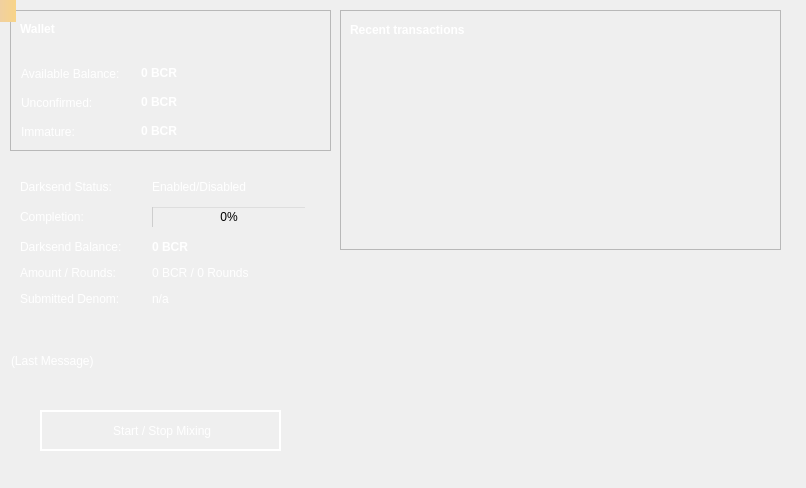
The window that src/qt/forms/overviewpage.ui (thelonecrouton/bitcredit) describes before a commit, drawn with Qt 5.
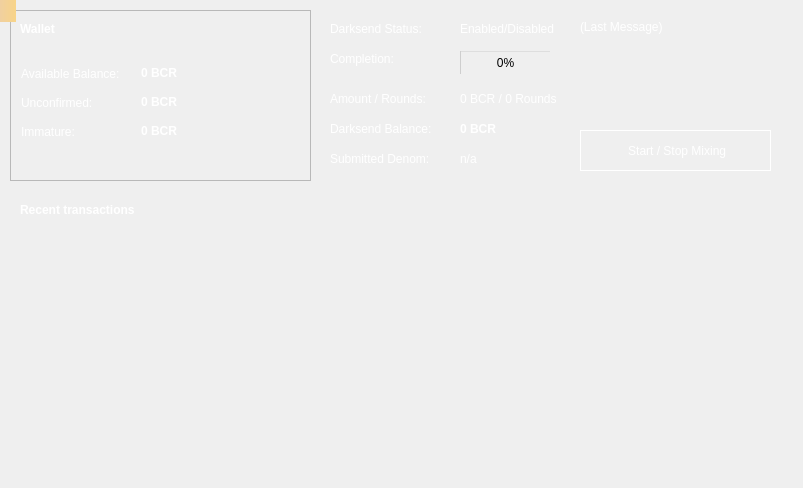
The same window after the commit.

Commit message: overview noodling

The edit to the form file:
```diff
--- a/src/qt/forms/overviewpage.ui
+++ b/src/qt/forms/overviewpage.ui
@@ -6,7 +6,7 @@
    <rect>
     <x>0</x>
     <y>0</y>
-    <width>806</width>
+    <width>803</width>
     <height>488</height>
    </rect>
   </property>
@@ -44,10 +44,10 @@
   <widget class="QFrame" name="frameDarksend">
    <property name="geometry">
     <rect>
-     <x>10</x>
-     <y>170</y>
-     <width>321</width>
-     <height>291</height>
+     <x>320</x>
+     <y>10</y>
+     <width>461</width>
+     <height>171</height>
     </rect>
    </property>
    <property name="maximumSize">
@@ -68,15 +68,15 @@
    <widget class="QLabel" name="darksendStatus">
     <property name="geometry">
      <rect>
-      <x>1</x>
-      <y>184</y>
-      <width>288</width>
-      <height>51</height>
+      <x>260</x>
+      <y>10</y>
+      <width>191</width>
+      <height>61</height>
      </rect>
     </property>
     <property name="minimumSize">
      <size>
-      <width>288</width>
+      <width>150</width>
       <height>43</height>
      </size>
     </property>
@@ -93,27 +93,37 @@
      <bool>true</bool>
     </property>
    </widget>
-   <widget class="QWidget" name="">
+   <widget class="QPushButton" name="toggleDarksend">
     <property name="geometry">
      <rect>
-      <x>10</x>
-      <y>10</y>
-      <width>321</width>
-      <height>231</height>
+      <x>260</x>
+      <y>120</y>
+      <width>191</width>
+      <height>41</height>
      </rect>
     </property>
-    <layout class="QFormLayout" name="formLayout">
-     <property name="fieldGrowthPolicy">
-      <enum>QFormLayout::AllNonFixedFieldsGrow</enum>
-     </property>
-     <property name="horizontalSpacing">
-      <number>30</number>
-     </property>
-     <property name="verticalSpacing">
-      <number>12</number>
-     </property>
-     <item row="2" column="0">
+    <property name="sizePolicy">
+     <sizepolicy hsizetype="Fixed" vsizetype="Fixed">
+      <horstretch>0</horstretch>
+      <verstretch>0</verstretch>
+     </sizepolicy>
+    </property>
+    <property name="styleSheet">
+     <string notr="true">border: 1px solid white; color: rgb(255, 255, 255);</string>
+    </property>
+    <property name="text">
+     <string> Start / Stop Mixing</string>
+    </property>
+   </widget>
       <widget class="QLabel" name="label_7">
+    <property name="geometry">
+     <rect>
+      <x>10</x>
+      <y>10</y>
+      <width>101</width>
+      <height>17</height>
+     </rect>
+    </property>
        <property name="styleSheet">
         <string notr="true">color: rgb(255, 255, 255);</string>
        </property>
@@ -121,9 +131,31 @@
         <string>Darksend Status:</string>
        </property>
       </widget>
-     </item>
-     <item row="3" column="0">
+   <widget class="QLabel" name="labelAnonymizedText">
+    <property name="geometry">
+     <rect>
+      <x>10</x>
+      <y>110</y>
+      <width>111</width>
+      <height>17</height>
+     </rect>
+    </property>
+    <property name="styleSheet">
+     <string notr="true">color: rgb(255, 255, 255);</string>
+    </property>
+    <property name="text">
+     <string>Darksend Balance:</string>
+    </property>
+   </widget>
       <widget class="QLabel" name="label_8">
+    <property name="geometry">
+     <rect>
+      <x>10</x>
+      <y>40</y>
+      <width>74</width>
+      <height>17</height>
+     </rect>
+    </property>
        <property name="styleSheet">
         <string notr="true">color: rgb(255, 255, 255);</string>
        </property>
@@ -131,9 +163,15 @@
         <string>Completion:</string>
        </property>
       </widget>
-     </item>
-     <item row="3" column="1">
       <widget class="QProgressBar" name="darksendProgress">
+    <property name="geometry">
+     <rect>
+      <x>140</x>
+      <y>40</y>
+      <width>91</width>
+      <height>25</height>
+     </rect>
+    </property>
        <property name="maximumSize">
         <size>
          <width>154</width>
@@ -147,19 +185,21 @@
         <number>0</number>
        </property>
       </widget>
-     </item>
-     <item row="4" column="0">
-      <widget class="QLabel" name="labelAnonymizedText">
-       <property name="styleSheet">
-        <string notr="true">color: rgb(255, 255, 255);</string>
-       </property>
-       <property name="text">
-        <string>Darksend Balance:</string>
-       </property>
-      </widget>
-     </item>
-     <item row="4" column="1">
       <widget class="QLabel" name="labelAnonymized">
+    <property name="geometry">
+     <rect>
+      <x>140</x>
+      <y>110</y>
+      <width>39</width>
+      <height>17</height>
+     </rect>
+    </property>
+    <property name="maximumSize">
+     <size>
+      <width>150</width>
+      <height>16777215</height>
+     </size>
+    </property>
        <property name="font">
         <font>
          <weight>75</weight>
@@ -173,9 +213,15 @@
         <string>0 BCR</string>
        </property>
       </widget>
-     </item>
-     <item row="5" column="0">
       <widget class="QLabel" name="label_9">
+    <property name="geometry">
+     <rect>
+      <x>10</x>
+      <y>80</y>
+      <width>109</width>
+      <height>17</height>
+     </rect>
+    </property>
        <property name="styleSheet">
         <string notr="true">color: rgb(255, 255, 255);</string>
        </property>
@@ -183,9 +229,21 @@
         <string>Amount / Rounds:</string>
        </property>
       </widget>
-     </item>
-     <item row="5" column="1">
       <widget class="QLabel" name="labelAmountRounds">
+    <property name="geometry">
+     <rect>
+      <x>140</x>
+      <y>80</y>
+      <width>231</width>
+      <height>17</height>
+     </rect>
+    </property>
+    <property name="maximumSize">
+     <size>
+      <width>250</width>
+      <height>16777215</height>
+     </size>
+    </property>
        <property name="styleSheet">
         <string notr="true">color: rgb(255, 255, 255);</string>
        </property>
@@ -193,9 +251,15 @@
         <string>0 BCR / 0 Rounds</string>
        </property>
       </widget>
-     </item>
-     <item row="6" column="0">
       <widget class="QLabel" name="label_10">
+    <property name="geometry">
+     <rect>
+      <x>10</x>
+      <y>140</y>
+      <width>111</width>
+      <height>17</height>
+     </rect>
+    </property>
        <property name="styleSheet">
         <string notr="true">color: rgb(255, 255, 255);</string>
        </property>
@@ -203,9 +267,21 @@
         <string>Submitted Denom:</string>
        </property>
       </widget>
-     </item>
-     <item row="6" column="1">
       <widget class="QLabel" name="labelSubmittedDenom">
+    <property name="geometry">
+     <rect>
+      <x>140</x>
+      <y>140</y>
+      <width>21</width>
+      <height>17</height>
+     </rect>
+    </property>
+    <property name="maximumSize">
+     <size>
+      <width>150</width>
+      <height>16777215</height>
+     </size>
+    </property>
        <property name="statusTip">
         <string>The denominations you submitted to the Masternode. To mix, other users must submit the exact same denominations.</string>
        </property>
@@ -216,9 +292,21 @@
         <string>n/a</string>
        </property>
       </widget>
-     </item>
-     <item row="2" column="1">
       <widget class="QLabel" name="darksendEnabled">
+    <property name="geometry">
+     <rect>
+      <x>140</x>
+      <y>10</y>
+      <width>105</width>
+      <height>17</height>
+     </rect>
+    </property>
+    <property name="maximumSize">
+     <size>
+      <width>150</width>
+      <height>16777215</height>
+     </size>
+    </property>
        <property name="styleSheet">
         <string notr="true">color: rgb(255, 255, 255);</string>
        </property>
@@ -226,39 +314,14 @@
         <string>Enabled/Disabled</string>
        </property>
       </widget>
-     </item>
-    </layout>
-   </widget>
-   <widget class="QPushButton" name="toggleDarksend">
-    <property name="geometry">
-     <rect>
-      <x>30</x>
-      <y>240</y>
-      <width>241</width>
-      <height>41</height>
-     </rect>
-    </property>
-    <property name="sizePolicy">
-     <sizepolicy hsizetype="Fixed" vsizetype="Fixed">
-      <horstretch>0</horstretch>
-      <verstretch>0</verstretch>
-     </sizepolicy>
-    </property>
-    <property name="styleSheet">
-     <string notr="true">border: 2px solid white; color: rgb(255, 255, 255);</string>
-    </property>
-    <property name="text">
-     <string> Start / Stop Mixing</string>
-    </property>
-   </widget>
   </widget>
   <widget class="QFrame" name="frame">
    <property name="geometry">
     <rect>
      <x>10</x>
      <y>10</y>
-     <width>321</width>
-     <height>141</height>
+     <width>301</width>
+     <height>171</height>
     </rect>
    </property>
    <property name="sizePolicy">
@@ -300,7 +363,7 @@
      <rect>
       <x>11</x>
       <y>55</y>
-      <width>108</width>
+      <width>111</width>
       <height>17</height>
      </rect>
     </property>
@@ -316,7 +379,7 @@
      <rect>
       <x>131</x>
       <y>84</y>
-      <width>171</width>
+      <width>161</width>
       <height>17</height>
      </rect>
     </property>
@@ -347,7 +410,7 @@
      <rect>
       <x>131</x>
       <y>55</y>
-      <width>171</width>
+      <width>161</width>
       <height>17</height>
      </rect>
     </property>
@@ -410,7 +473,7 @@
      <rect>
       <x>131</x>
       <y>113</y>
-      <width>171</width>
+      <width>161</width>
       <height>17</height>
      </rect>
     </property>
@@ -437,12 +500,15 @@
   <widget class="QFrame" name="frame_2">
    <property name="geometry">
     <rect>
-     <x>340</x>
-     <y>10</y>
-     <width>441</width>
-     <height>240</height>
+     <x>10</x>
+     <y>190</y>
+     <width>661</width>
+     <height>251</height>
     </rect>
    </property>
+   <property name="styleSheet">
+    <string notr="true">background: transparent;</string>
+   </property>
    <property name="frameShape">
     <enum>QFrame::StyledPanel</enum>
    </property>
@@ -480,7 +546,7 @@
     <item>
      <widget class="QListView" name="listTransactions">
       <property name="styleSheet">
-       <string notr="true">QListView { background: transparent; }</string>
+       <string notr="true">background: transparent; </string>
       </property>
       <property name="frameShape">
        <enum>QFrame::NoFrame</enum>
```
Lines whose indentation alone changed are shown as unchanged. The commit also changes 1 other file.
